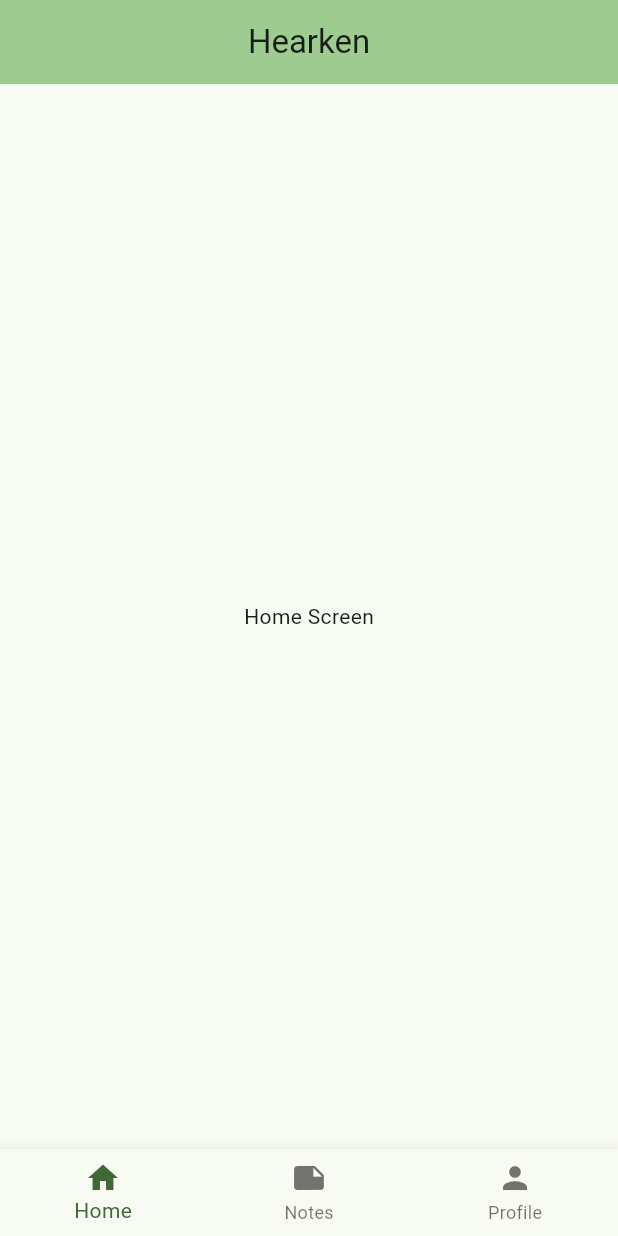
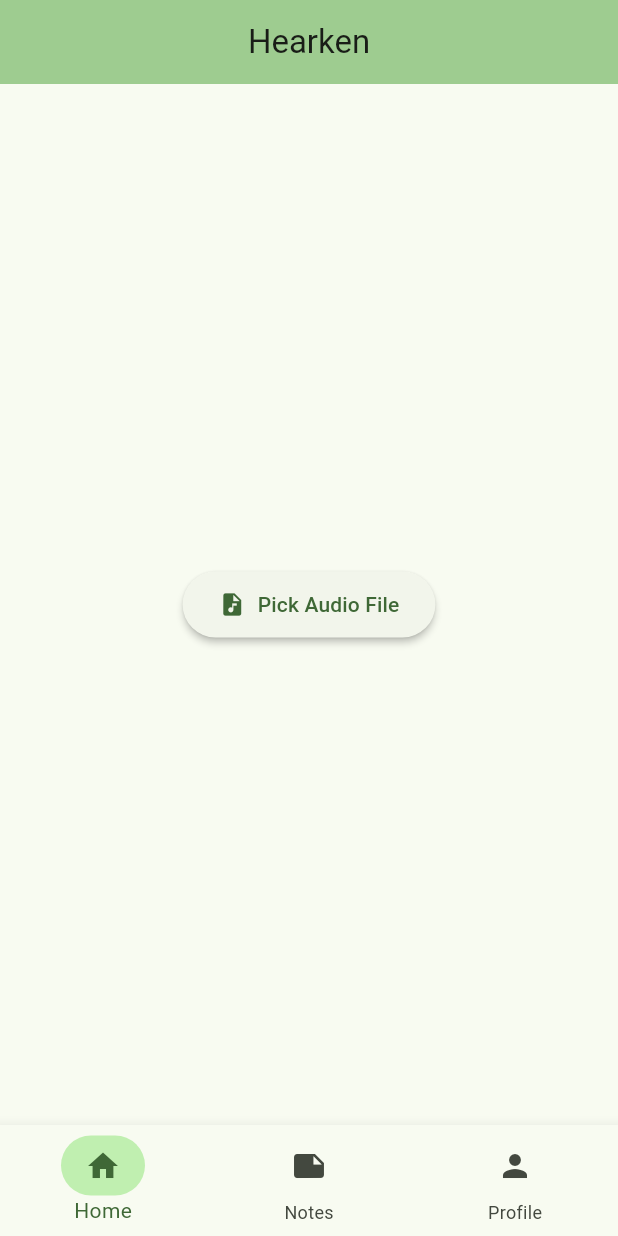
Before and after one commit to aslahtp/hearken, a Flutter app: the screen it shows after launch, on a phone screen of 412 x 824 dp. Run offline on Flutter 3.47's test engine with Material 3 defaults, Android fonts, the light colour scheme and no system bars; missing offline and left inert: file_selector.

Commit message:
file picker

```diff
--- a/lib/main.dart
+++ b/lib/main.dart
@@ -109,22 +109,52 @@ class _NavigationScreenState extends State<NavigationScreen> {
       ),
       body: _screens[_selectedIndex],
       bottomNavigationBar: BottomNavigationBar(
-        items: const <BottomNavigationBarItem>[
+        type: BottomNavigationBarType.fixed,
+        backgroundColor: Theme.of(context).colorScheme.surface,
+        items: <BottomNavigationBarItem>[
           BottomNavigationBarItem(
-            icon: Icon(Icons.home),
+            icon: Container(
+              padding: const EdgeInsets.symmetric(horizontal: 16, vertical: 8),
+              decoration: BoxDecoration(
+                color: _selectedIndex == 0
+                  ? Theme.of(context).colorScheme.primaryContainer
+                  : Colors.transparent,
+                borderRadius: BorderRadius.circular(20),
+              ),
+              child: Icon(Icons.home),
+            ),
             label: 'Home',
           ),
           BottomNavigationBarItem(
-            icon: Icon(Icons.note),
+            icon: Container(
+              padding: const EdgeInsets.symmetric(horizontal: 16, vertical: 8),
+              decoration: BoxDecoration(
+                color: _selectedIndex == 1
+                  ? Theme.of(context).colorScheme.primaryContainer
+                  : Colors.transparent,
+                borderRadius: BorderRadius.circular(20),
+              ),
+              child: Icon(Icons.note),
+            ),
             label: 'Notes',
           ),
           BottomNavigationBarItem(
-            icon: Icon(Icons.person),
+            icon: Container(
+              padding: const EdgeInsets.symmetric(horizontal: 16, vertical: 8),
+              decoration: BoxDecoration(
+                color: _selectedIndex == 2
+                  ? Theme.of(context).colorScheme.primaryContainer
+                  : Colors.transparent,
+                borderRadius: BorderRadius.circular(20),
+              ),
+              child: Icon(Icons.person),
+            ),
             label: 'Profile',
           ),
         ],
         currentIndex: _selectedIndex,
         selectedItemColor: Theme.of(context).colorScheme.primary,
+        unselectedItemColor: Theme.of(context).colorScheme.onSurfaceVariant,
         onTap: _onItemTapped,
       ),
     );
--- a/lib/screens/home_screen.dart
+++ b/lib/screens/home_screen.dart
@@ -1,12 +1,64 @@
 import 'package:flutter/material.dart';
+import 'package:file_selector/file_selector.dart';
 
-class HomeScreen extends StatelessWidget {
+class HomeScreen extends StatefulWidget {
   const HomeScreen({super.key});
 
   @override
+  State<HomeScreen> createState() => _HomeScreenState();
+}
+
+class _HomeScreenState extends State<HomeScreen> {
+  String? _selectedAudioPath;
+  String? _selectedAudioName;
+
+  Future<void> _pickAudioFile() async {
+    try {
+      final XTypeGroup audioGroup = XTypeGroup(
+        label: 'Audio',
+        extensions: ['mp3', 'wav', 'm4a', 'aac', 'wma'],
+      );
+
+      final XFile? file = await openFile(
+        acceptedTypeGroups: [audioGroup],
+      );
+
+      if (file != null) {
+        setState(() {
+          _selectedAudioPath = file.path;
+          _selectedAudioName = file.name;
+        });
+      }
+    } catch (e) {
+      if (mounted) {
+        ScaffoldMessenger.of(context).showSnackBar(
+          SnackBar(content: Text('Error picking audio file: ${e.toString()}')),
+        );
+      }
+    }
+  }
+
+  @override
   Widget build(BuildContext context) {
-    return const Center(
-      child: Text('Home Screen'),
+    return Center(
+      child: Column(
+        mainAxisAlignment: MainAxisAlignment.center,
+        children: [
+          ElevatedButton.icon(
+            onPressed: _pickAudioFile,
+            icon: const Icon(Icons.audio_file),
+            label: const Text('Pick Audio File'),
+          ),
+          if (_selectedAudioName != null)
+            Padding(
+              padding: const EdgeInsets.all(16.0),
+              child: Text(
+                'Selected: $_selectedAudioName',
+                style: Theme.of(context).textTheme.bodyLarge,
+              ),
+            ),
+        ],
+      ),
     );
   }
 }
--- a/pubspec.yaml
+++ b/pubspec.yaml
@@ -34,6 +34,7 @@ dependencies:
   # The following adds the Cupertino Icons font to your application.
   # Use with the CupertinoIcons class for iOS style icons.
   cupertino_icons: ^1.0.8
+  file_selector: ^1.0.3
 
 dev_dependencies:
   flutter_test:
```
Also changed, not shown: pubspec.lock, 6 other files.
